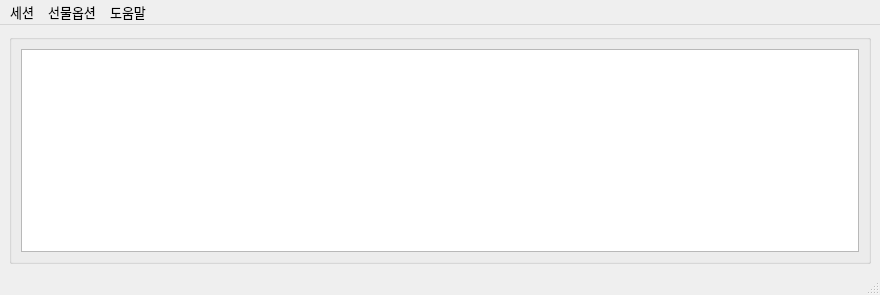
First picture: the form in UI/skybot_cm.ui, repository skygoldfish/SkyBot, before the edit.
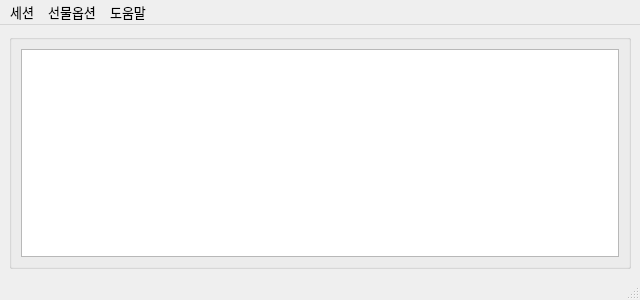
Second picture: the form after the edit. Icons and pictures are not drawn.

Commit message: ui 정리

```diff
--- a/UI/skybot_cm.ui
+++ b/UI/skybot_cm.ui
@@ -6,8 +6,8 @@
    <rect>
     <x>0</x>
     <y>0</y>
-    <width>880</width>
-    <height>295</height>
+    <width>640</width>
+    <height>300</height>
    </rect>
   </property>
   <property name="font">
```
The commit also changes 1 other file.
